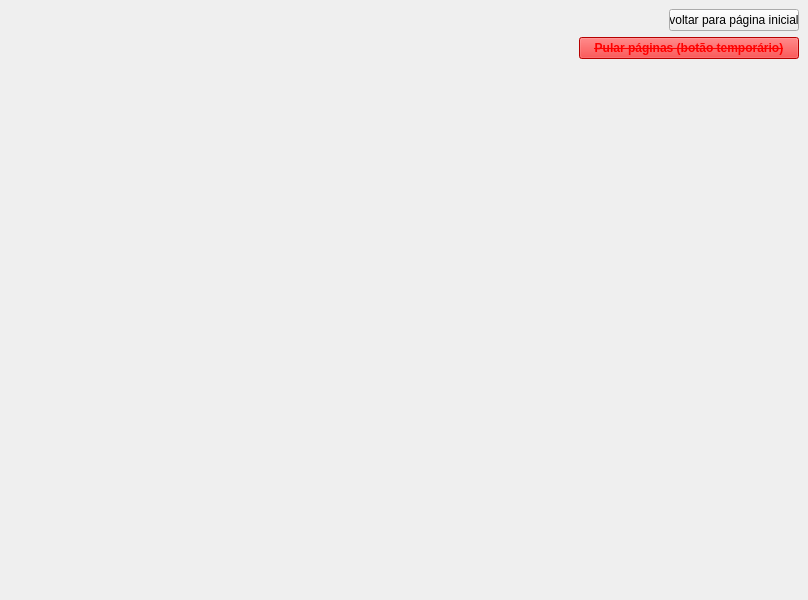
Before: the Qt Designer form App/Desenvolvimento/src/main/python/mainUi.ui in wesleyrodrigues/TCC, drawn with Qt 5.
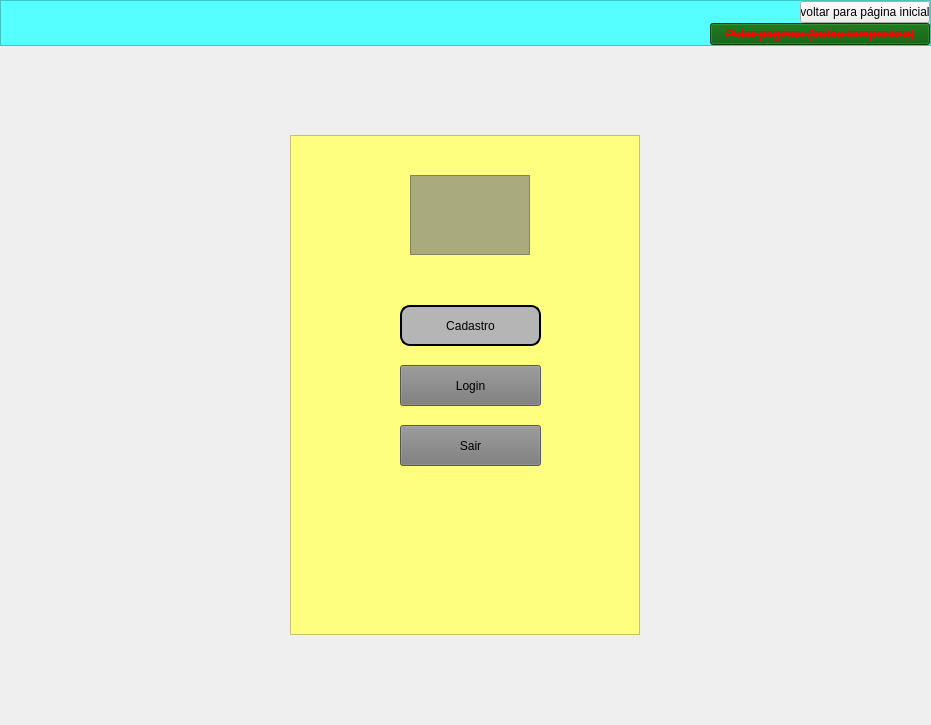
After: the same form once the commit is applied.

Commit message: Mudança na tela inicial 'frames'

Patch:
```diff
--- a/App/Desenvolvimento/src/main/python/mainUi.ui
+++ b/App/Desenvolvimento/src/main/python/mainUi.ui
@@ -6,16 +6,64 @@
    <rect>
     <x>0</x>
     <y>0</y>
-    <width>808</width>
-    <height>600</height>
+    <width>931</width>
+    <height>725</height>
    </rect>
   </property>
   <property name="windowTitle">
    <string>MainWindow</string>
   </property>
   <widget class="QWidget" name="centralwidget">
-   <layout class="QGridLayout" name="gridLayout">
-    <item row="0" column="0">
+   <property name="styleSheet">
+    <string notr="true"/>
+   </property>
+   <layout class="QVBoxLayout" name="verticalLayout_3">
+    <property name="spacing">
+     <number>0</number>
+    </property>
+    <property name="leftMargin">
+     <number>0</number>
+    </property>
+    <property name="topMargin">
+     <number>0</number>
+    </property>
+    <property name="rightMargin">
+     <number>0</number>
+    </property>
+    <property name="bottomMargin">
+     <number>0</number>
+    </property>
+    <item>
+     <widget class="QFrame" name="frame">
+      <property name="styleSheet">
+       <string notr="true">QFrame {
+selection-background-color: rgb(85, 255, 255);
+background-color: rgb(85, 255, 255);
+}</string>
+      </property>
+      <property name="frameShape">
+       <enum>QFrame::StyledPanel</enum>
+      </property>
+      <property name="frameShadow">
+       <enum>QFrame::Raised</enum>
+      </property>
+      <layout class="QVBoxLayout" name="verticalLayout_4">
+       <property name="spacing">
+        <number>0</number>
+       </property>
+       <property name="leftMargin">
+        <number>0</number>
+       </property>
+       <property name="topMargin">
+        <number>0</number>
+       </property>
+       <property name="rightMargin">
+        <number>0</number>
+       </property>
+       <property name="bottomMargin">
+        <number>0</number>
+       </property>
+       <item>
      <widget class="QPushButton" name="btn_sair2">
       <property name="maximumSize">
        <size>
@@ -31,7 +79,7 @@
       </property>
      </widget>
     </item>
-    <item row="2" column="0">
+       <item>
      <widget class="QPushButton" name="btn_pular">
       <property name="maximumSize">
        <size>
@@ -54,8 +102,8 @@
          <colorrole role="Button">
           <brush brushstyle="SolidPattern">
            <color alpha="255">
-            <red>255</red>
-            <green>0</green>
+               <red>0</red>
+               <green>85</green>
             <blue>0</blue>
            </color>
           </brush>
@@ -126,17 +174,17 @@
          <colorrole role="Base">
           <brush brushstyle="SolidPattern">
            <color alpha="255">
-            <red>255</red>
-            <green>255</green>
-            <blue>255</blue>
+               <red>0</red>
+               <green>85</green>
+               <blue>0</blue>
            </color>
           </brush>
          </colorrole>
          <colorrole role="Window">
           <brush brushstyle="SolidPattern">
            <color alpha="255">
-            <red>255</red>
-            <green>0</green>
+               <red>0</red>
+               <green>85</green>
             <blue>0</blue>
            </color>
           </brush>
@@ -191,8 +239,8 @@
          <colorrole role="Button">
           <brush brushstyle="SolidPattern">
            <color alpha="255">
-            <red>255</red>
-            <green>0</green>
+               <red>0</red>
+               <green>85</green>
             <blue>0</blue>
            </color>
           </brush>
@@ -263,17 +311,17 @@
          <colorrole role="Base">
           <brush brushstyle="SolidPattern">
            <color alpha="255">
-            <red>255</red>
-            <green>255</green>
-            <blue>255</blue>
+               <red>0</red>
+               <green>85</green>
+               <blue>0</blue>
            </color>
           </brush>
          </colorrole>
          <colorrole role="Window">
           <brush brushstyle="SolidPattern">
            <color alpha="255">
-            <red>255</red>
-            <green>0</green>
+               <red>0</red>
+               <green>85</green>
             <blue>0</blue>
            </color>
           </brush>
@@ -328,8 +376,8 @@
          <colorrole role="Button">
           <brush brushstyle="SolidPattern">
            <color alpha="255">
-            <red>255</red>
-            <green>0</green>
+               <red>0</red>
+               <green>85</green>
             <blue>0</blue>
            </color>
           </brush>
@@ -400,8 +448,8 @@
          <colorrole role="Base">
           <brush brushstyle="SolidPattern">
            <color alpha="255">
-            <red>255</red>
-            <green>0</green>
+               <red>0</red>
+               <green>85</green>
             <blue>0</blue>
            </color>
           </brush>
@@ -409,8 +457,8 @@
          <colorrole role="Window">
           <brush brushstyle="SolidPattern">
            <color alpha="255">
-            <red>255</red>
-            <green>0</green>
+               <red>0</red>
+               <green>85</green>
             <blue>0</blue>
            </color>
           </brush>
@@ -469,22 +517,150 @@
        <bool>false</bool>
       </property>
       <property name="styleSheet">
-       <string notr="true">color: rgb(255, 0, 0)</string>
+          <string notr="true">
+background-color: rgb(0, 85, 0);</string>
       </property>
       <property name="text">
        <string>Pular páginas (botão temporário)</string>
       </property>
      </widget>
     </item>
-    <item row="3" column="0">
+      </layout>
+     </widget>
+    </item>
+    <item>
      <widget class="QStackedWidget" name="stackedWidget">
+      <property name="styleSheet">
+       <string notr="true"/>
+      </property>
       <property name="currentIndex">
        <number>0</number>
       </property>
       <widget class="QWidget" name="tela_inicial">
-       <layout class="QGridLayout" name="gridLayout_2">
-        <item row="9" column="0">
-         <layout class="QGridLayout" name="gridLayout"/>
+       <property name="styleSheet">
+        <string notr="true"/>
+       </property>
+       <layout class="QHBoxLayout" name="horizontalLayout_2">
+        <property name="spacing">
+         <number>0</number>
+        </property>
+        <property name="leftMargin">
+         <number>0</number>
+        </property>
+        <property name="topMargin">
+         <number>0</number>
+        </property>
+        <property name="rightMargin">
+         <number>0</number>
+        </property>
+        <property name="bottomMargin">
+         <number>0</number>
+        </property>
+        <item>
+         <widget class="QFrame" name="frame_2">
+          <property name="maximumSize">
+           <size>
+            <width>350</width>
+            <height>500</height>
+           </size>
+          </property>
+          <property name="styleSheet">
+           <string notr="true">QFrame {
+
+	background-color: rgb(255, 255, 127);
+}</string>
+          </property>
+          <property name="frameShape">
+           <enum>QFrame::StyledPanel</enum>
+          </property>
+          <property name="frameShadow">
+           <enum>QFrame::Raised</enum>
+          </property>
+          <widget class="QPushButton" name="btn_sair">
+           <property name="geometry">
+            <rect>
+             <x>110</x>
+             <y>290</y>
+             <width>141</width>
+             <height>41</height>
+            </rect>
+           </property>
+           <property name="styleSheet">
+            <string notr="true">background-color: rgb(121, 121, 121);</string>
+           </property>
+           <property name="text">
+            <string>Sair</string>
+           </property>
+          </widget>
+          <widget class="QPushButton" name="btn_tela_cadastro">
+           <property name="geometry">
+            <rect>
+             <x>110</x>
+             <y>170</y>
+             <width>141</width>
+             <height>41</height>
+            </rect>
+           </property>
+           <property name="styleSheet">
+            <string notr="true">QPushButton {
+
+border: 2px solid rgb(0, 0, 0);
+border-radius:10px;
+background-color: rgb(181, 181, 181);
+
+
+}
+QPushButton:hover {
+background-color: rgb(71, 71, 71);
+border: 2px solid rgb(49, 111, 255)
+
+}
+QPushButton:pressed {
+background-color: rgb(247, 1, 255);
+border: 2px solid rgb(0, 255, 0);
+
+}</string>
+           </property>
+           <property name="text">
+            <string>Cadastro</string>
+           </property>
+          </widget>
+          <widget class="QPushButton" name="btn_tela_login">
+           <property name="geometry">
+            <rect>
+             <x>110</x>
+             <y>230</y>
+             <width>141</width>
+             <height>41</height>
+            </rect>
+           </property>
+           <property name="styleSheet">
+            <string notr="true">background-color: rgb(121, 121, 121);</string>
+           </property>
+           <property name="text">
+            <string>Login</string>
+           </property>
+          </widget>
+          <widget class="QFrame" name="Logo">
+           <property name="geometry">
+            <rect>
+             <x>120</x>
+             <y>40</y>
+             <width>120</width>
+             <height>80</height>
+            </rect>
+           </property>
+           <property name="styleSheet">
+            <string notr="true">background-color: rgb(170, 170, 127);</string>
+           </property>
+           <property name="frameShape">
+            <enum>QFrame::StyledPanel</enum>
+           </property>
+           <property name="frameShadow">
+            <enum>QFrame::Raised</enum>
+           </property>
+          </widget>
+         </widget>
         </item>
        </layout>
       </widget>
```
Left out of the diff: 4 changed lines with no effect on the pictures. Lines whose indentation alone changed are shown as unchanged. The commit also changes 1 other file.
